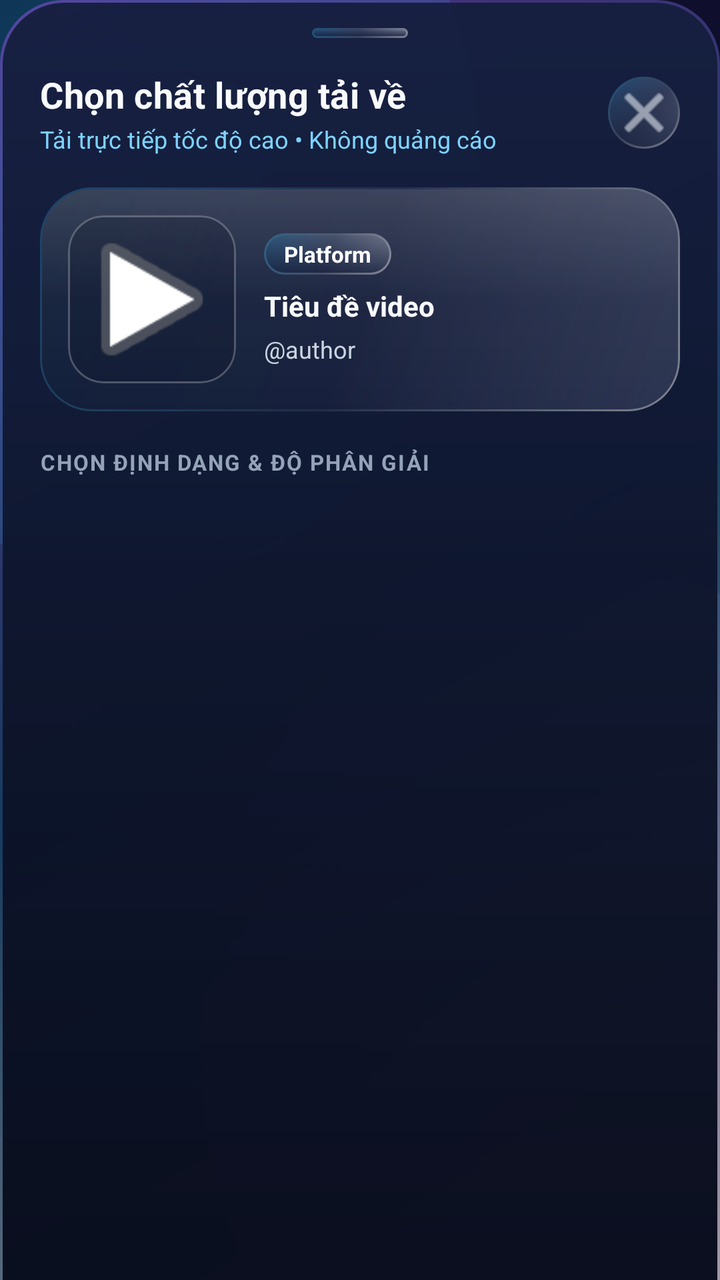
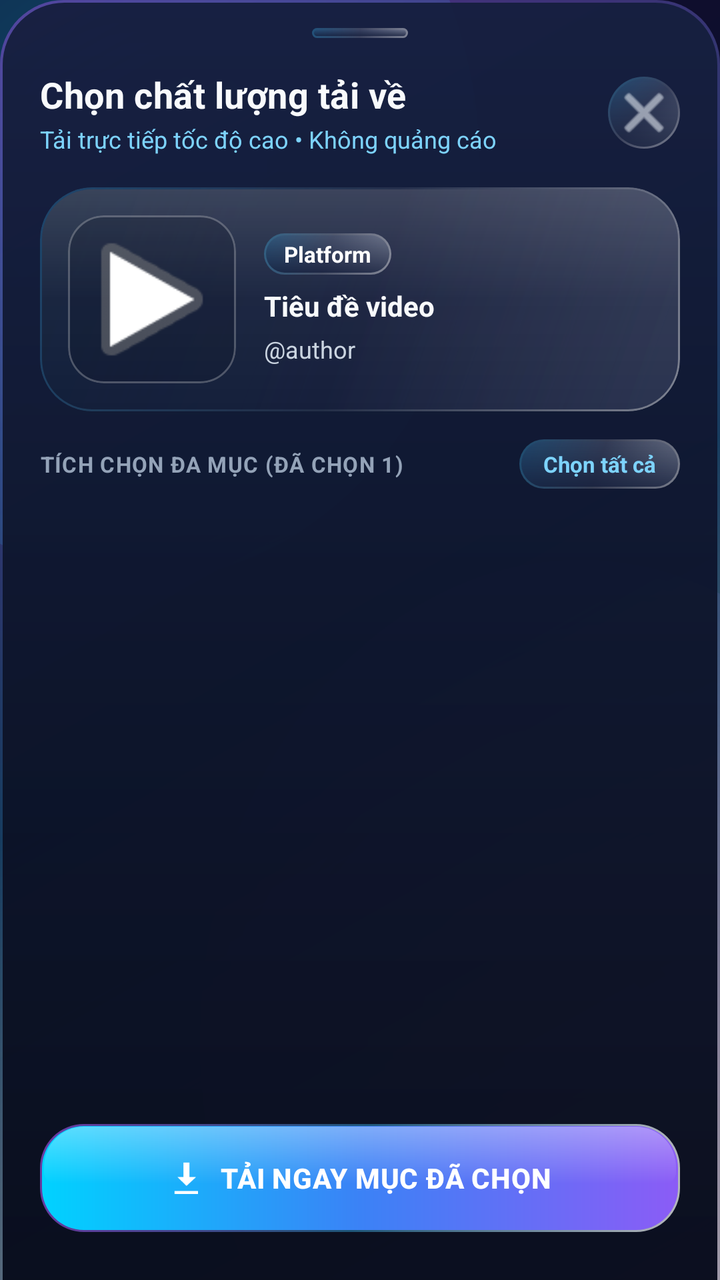

An Android layout rendered at two revisions. The XML below is the earlier revision; the diff shows what the commit changed to produce the second picture.
<!-- AndroidManifest.xml: application theme Theme.OmniSaver -->
<!-- res/layout/dialog_quality_picker.xml -->
<?xml version="1.0" encoding="utf-8"?>
<LinearLayout xmlns:android="http://schemas.android.com/apk/res/android"
    xmlns:app="http://schemas.android.com/apk/res-auto"
    android:layout_width="match_parent"
    android:layout_height="wrap_content"
    android:background="@drawable/bg_liquid_bottom_sheet"
    android:orientation="vertical"
    android:paddingStart="20dp"
    android:paddingTop="14dp"
    android:paddingEnd="20dp"
    android:paddingBottom="24dp">

    
    <View
        android:layout_width="48dp"
        android:layout_height="5dp"
        android:layout_gravity="center_horizontal"
        android:layout_marginBottom="16dp"
        android:background="@drawable/bg_liquid_glass_pill" />

    
    <LinearLayout
        android:layout_width="match_parent"
        android:layout_height="wrap_content"
        android:gravity="center_vertical"
        android:orientation="horizontal">

        <LinearLayout
            android:layout_width="0dp"
            android:layout_height="wrap_content"
            android:layout_weight="1"
            android:orientation="vertical">

            <TextView
                android:layout_width="wrap_content"
                android:layout_height="wrap_content"
                android:letterSpacing="0.01"
                android:text="Chọn chất lượng tải về"
                android:textColor="#F8FAFC"
                android:textSize="18sp"
                android:textStyle="bold" />

            <TextView
                android:layout_width="wrap_content"
                android:layout_height="wrap_content"
                android:layout_marginTop="2dp"
                android:text="Tải trực tiếp tốc độ cao • Không quảng cáo"
                android:textColor="#7DD3FC"
                android:textSize="12sp" />
        </LinearLayout>

        <ImageButton
            android:id="@+id/btnCloseSheet"
            android:layout_width="36dp"
            android:layout_height="36dp"
            android:background="@drawable/bg_liquid_glass_pill"
            android:contentDescription="Đóng"
            android:padding="8dp"
            android:src="@android:drawable/ic_menu_close_clear_cancel"
            android:tint="#E2E8F0" />
    </LinearLayout>

    
    <com.google.android.material.card.MaterialCardView
        android:layout_width="match_parent"
        android:layout_height="wrap_content"
        android:layout_marginTop="16dp"
        android:background="@drawable/bg_liquid_glass_card"
        app:cardBackgroundColor="@android:color/transparent"
        app:cardCornerRadius="26dp"
        app:cardElevation="0dp"
        app:strokeWidth="0dp">

        <LinearLayout
            android:layout_width="match_parent"
            android:layout_height="wrap_content"
            android:background="@drawable/bg_liquid_glass_card"
            android:gravity="center_vertical"
            android:orientation="horizontal"
            android:padding="14dp">

            <com.google.android.material.card.MaterialCardView
                android:layout_width="84dp"
                android:layout_height="84dp"
                app:cardBackgroundColor="#330B1120"
                app:cardCornerRadius="18dp"
                app:cardElevation="0dp"
                app:strokeColor="#40FFFFFF"
                app:strokeWidth="1dp">

                <ImageView
                    android:id="@+id/ivMediaThumbnail"
                    android:layout_width="match_parent"
                    android:layout_height="match_parent"
                    android:contentDescription="Ảnh thu nhỏ"
                    android:scaleType="centerCrop"
                    android:src="@android:drawable/ic_media_play" />
            </com.google.android.material.card.MaterialCardView>

            <LinearLayout
                android:layout_width="0dp"
                android:layout_height="wrap_content"
                android:layout_marginStart="14dp"
                android:layout_weight="1"
                android:orientation="vertical">

                <LinearLayout
                    android:layout_width="wrap_content"
                    android:layout_height="wrap_content"
                    android:gravity="center_vertical"
                    android:orientation="horizontal">

                    <TextView
                        android:id="@+id/tvPlatformBadge"
                        android:layout_width="wrap_content"
                        android:layout_height="wrap_content"
                        android:background="@drawable/bg_liquid_glass_pill"
                        android:paddingStart="10dp"
                        android:paddingTop="3dp"
                        android:paddingEnd="10dp"
                        android:paddingBottom="3dp"
                        android:text="Platform"
                        android:textColor="#FFFFFF"
                        android:textSize="11sp"
                        android:textStyle="bold" />

                    <TextView
                        android:id="@+id/tvDurationBadge"
                        android:layout_width="wrap_content"
                        android:layout_height="wrap_content"
                        android:layout_marginStart="6dp"
                        android:background="@drawable/bg_liquid_glass_pill"
                        android:paddingStart="8dp"
                        android:paddingTop="3dp"
                        android:paddingEnd="8dp"
                        android:paddingBottom="3dp"
                        android:text="00:00"
                        android:textColor="#E2E8F0"
                        android:textSize="11sp"
                        android:visibility="gone" />
                </LinearLayout>

                <TextView
                    android:id="@+id/tvMediaTitle"
                    android:layout_width="match_parent"
                    android:layout_height="wrap_content"
                    android:layout_marginTop="6dp"
                    android:ellipsize="end"
                    android:maxLines="2"
                    android:text="Tiêu đề video"
                    android:textColor="#F8FAFC"
                    android:textSize="14sp"
                    android:textStyle="bold" />

                <TextView
                    android:id="@+id/tvMediaAuthor"
                    android:layout_width="match_parent"
                    android:layout_height="wrap_content"
                    android:layout_marginTop="4dp"
                    android:ellipsize="end"
                    android:maxLines="1"
                    android:text="@author"
                    android:textColor="#CBD5E1"
                    android:textSize="12sp" />
            </LinearLayout>
        </LinearLayout>
    </com.google.android.material.card.MaterialCardView>

    <com.google.android.material.button.MaterialButton
        android:id="@+id/btnDownloadAllBatch"
        android:layout_width="match_parent"
        android:layout_height="52dp"
        android:layout_marginTop="14dp"
        android:background="@drawable/bg_liquid_button_emerald"
        android:letterSpacing="0.02"
        android:text="TẢI TẤT CẢ STORY / VIDEO (FULL HD)"
        android:textAllCaps="false"
        android:textColor="#FFFFFF"
        android:textSize="14sp"
        android:textStyle="bold"
        android:visibility="gone"
        app:backgroundTint="@null"
        app:icon="@android:drawable/stat_sys_download"
        app:iconGravity="textStart"
        app:iconPadding="8dp"
        app:iconTint="#FFFFFF" />

    <TextView
        android:layout_width="match_parent"
        android:layout_height="wrap_content"
        android:layout_marginTop="18dp"
        android:layout_marginBottom="10dp"
        android:letterSpacing="0.06"
        android:text="CHỌN ĐỊNH DẠNG &amp; ĐỘ PHÂN GIẢI"
        android:textColor="#94A3B8"
        android:textSize="11sp"
        android:textStyle="bold" />

    
    <androidx.recyclerview.widget.RecyclerView
        android:id="@+id/rvQualityOptions"
        android:layout_width="match_parent"
        android:layout_height="wrap_content"
        android:clipToPadding="false"
        android:nestedScrollingEnabled="true" />

</LinearLayout>
<!-- resources referenced by this layout -->
<resources>
  <!-- drawable bg_liquid_glass_pill (drawable) -->
  <?xml version="1.0" encoding="utf-8"?>
  <layer-list xmlns:android="http://schemas.android.com/apk/res/android">
      <item>
          <shape android:shape="rectangle">
              <corners android:radius="999dp" />
              <gradient
                  android:angle="135"
                  android:startColor="#70FFFFFF"
                  android:centerColor="#28FFFFFF"
                  android:endColor="#5038BDF8"
                  android:type="linear" />
          </shape>
      </item>
      <item
          android:bottom="1dp"
          android:left="1dp"
          android:right="1dp"
          android:top="1dp">
          <shape android:shape="rectangle">
              <corners android:radius="999dp" />
              <gradient
                  android:angle="270"
                  android:startColor="#38253560"
                  android:endColor="#CC141E3C"
                  android:type="linear" />
          </shape>
      </item>
  </layer-list>
  <style name="Theme.OmniSaver" parent="Theme.Material3.Dark.NoActionBar">
          <item name="colorPrimary">@color/accent_primary</item>
          <item name="android:statusBarColor">#00000000</item>
          <item name="android:navigationBarColor">#050816</item>
          <item name="android:windowBackground">@drawable/bg_liquid_aurora_canvas</item>
          <item name="android:windowBlurBehindEnabled" tools:targetApi="s">true</item>
          <item name="android:windowBlurBehindRadius" tools:targetApi="s">48dp</item>
      </style>
  <color name="accent_primary">#00E5FF</color>
  <!-- unchanged entries left out for length: 4 -->
</resources>

<!-- the commit's change to res/layout/dialog_quality_picker.xml (unified diff, before → after) -->
@@ -185,23 +185,65 @@
         app:iconPadding="8dp"
         app:iconTint="#FFFFFF" />
 
-    <TextView
+    <LinearLayout
         android:layout_width="match_parent"
         android:layout_height="wrap_content"
-        android:layout_marginTop="18dp"
-        android:layout_marginBottom="10dp"
-        android:letterSpacing="0.06"
-        android:text="CHỌN ĐỊNH DẠNG &amp; ĐỘ PHÂN GIẢI"
-        android:textColor="#94A3B8"
-        android:textSize="11sp"
-        android:textStyle="bold" />
+        android:layout_marginTop="14dp"
+        android:layout_marginBottom="8dp"
+        android:gravity="center_vertical"
+        android:orientation="horizontal">
+
+        <TextView
+            android:id="@+id/tvMultiSelectHint"
+            android:layout_width="0dp"
+            android:layout_height="wrap_content"
+            android:layout_weight="1"
+            android:letterSpacing="0.04"
+            android:text="TÍCH CHỌN ĐA MỤC (ĐÃ CHỌN 1)"
+            android:textColor="#94A3B8"
+            android:textSize="11sp"
+            android:textStyle="bold" />
+
+        <TextView
+            android:id="@+id/btnToggleSelectAll"
+            android:layout_width="wrap_content"
+            android:layout_height="wrap_content"
+            android:background="@drawable/bg_liquid_glass_pill"
+            android:clickable="true"
+            android:focusable="true"
+            android:paddingHorizontal="12dp"
+            android:paddingVertical="5dp"
+            android:text="Chọn tất cả"
+            android:textColor="#7DD3FC"
+            android:textSize="11sp"
+            android:textStyle="bold" />
+    </LinearLayout>
 
     
     <androidx.recyclerview.widget.RecyclerView
         android:id="@+id/rvQualityOptions"
         android:layout_width="match_parent"
-        android:layout_height="wrap_content"
+        android:layout_height="0dp"
+        android:layout_weight="1"
         android:clipToPadding="false"
         android:nestedScrollingEnabled="true" />
 
+    <com.google.android.material.button.MaterialButton
+        android:id="@+id/btnDownloadSelected"
+        android:layout_width="match_parent"
+        android:layout_height="54dp"
+        android:layout_marginTop="12dp"
+        android:background="@drawable/bg_liquid_button_primary"
+        android:letterSpacing="0.02"
+        android:text="TẢI NGAY MỤC ĐÃ CHỌN"
+        android:textAllCaps="false"
+        android:textColor="#FFFFFF"
+        android:textSize="14sp"
+        android:textStyle="bold"
+        app:backgroundTint="@null"
+        app:icon="@android:drawable/stat_sys_download"
+        app:iconGravity="textStart"
+        app:iconPadding="8dp"
+        app:iconTint="#FFFFFF" />
+
 </LinearLayout>
<!-- resource entries referenced after the edit -->
@@ -1,5 +1,56 @@
 <!-- resources referenced by this layout -->
 <resources>
+  <!-- drawable bg_liquid_button_primary (drawable) -->
+  <?xml version="1.0" encoding="utf-8"?>
+  <layer-list xmlns:android="http://schemas.android.com/apk/res/android">
+      
+      <item>
+          <shape android:shape="rectangle">
+              <corners android:radius="22dp" />
+              <gradient
+                  android:angle="135"
+                  android:startColor="#B3FFFFFF"
+                  android:centerColor="#6638BDF8"
+                  android:endColor="#99A855F7"
+                  android:type="linear" />
+          </shape>
+      </item>
+      
+      <item
+          android:bottom="1.2dp"
+          android:left="1.2dp"
+          android:right="1.2dp"
+          android:top="1.2dp">
+          <shape android:shape="rectangle">
+              <corners android:radius="21dp" />
+              <gradient
+                  android:angle="0"
+                  android:startColor="#00D2FF"
+                  android:centerColor="#3B82F6"
+                  android:endColor="#8B5CF6"
+                  android:type="linear" />
+          </shape>
+      </item>
+      
+      <item
+          android:bottom="24dp"
+          android:left="2dp"
+          android:right="2dp"
+          android:top="1.5dp">
+          <shape android:shape="rectangle">
+              <corners
+                  android:topLeftRadius="20dp"
+                  android:topRightRadius="20dp"
+                  android:bottomLeftRadius="6dp"
+                  android:bottomRightRadius="6dp" />
+              <gradient
+                  android:angle="270"
+                  android:startColor="#55FFFFFF"
+                  android:endColor="#00FFFFFF"
+                  android:type="linear" />
+          </shape>
+      </item>
+  </layer-list>
   <!-- drawable bg_liquid_glass_pill (drawable) -->
   <?xml version="1.0" encoding="utf-8"?>
   <layer-list xmlns:android="http://schemas.android.com/apk/res/android">
